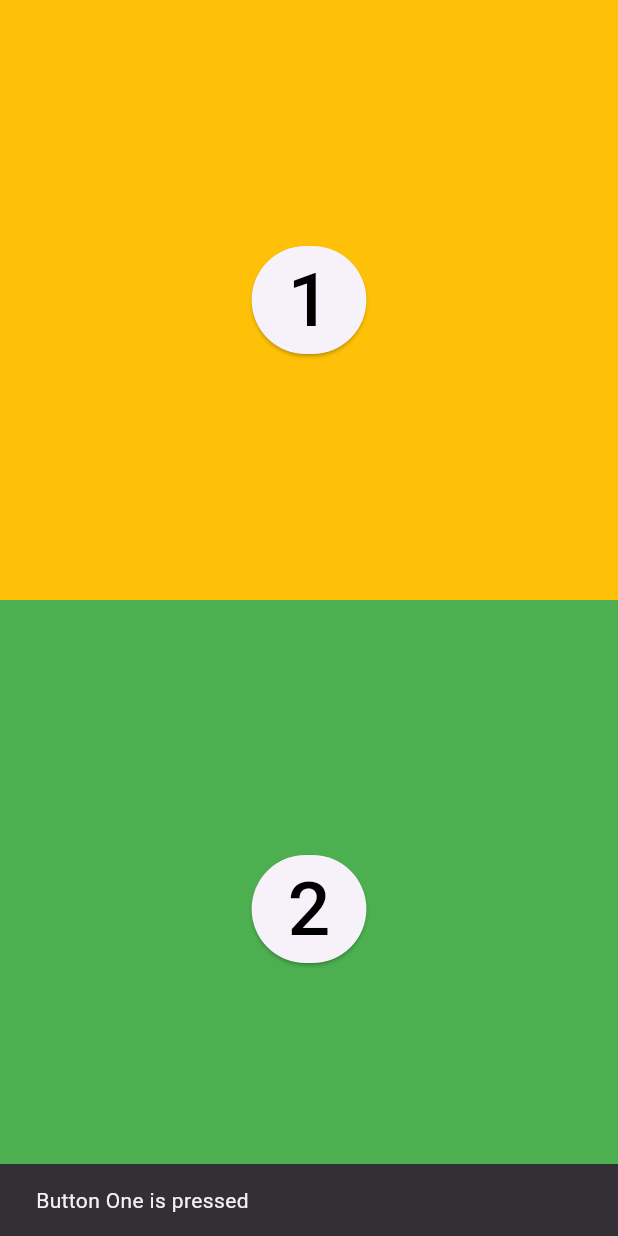
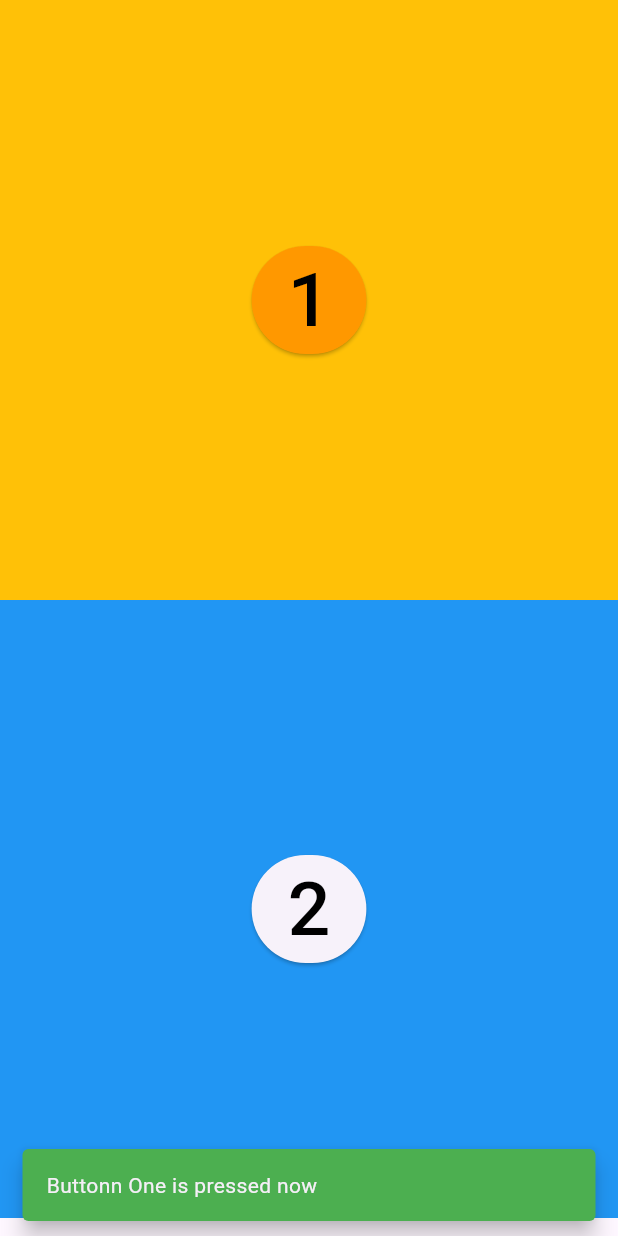
Before and after one commit to ChewanRai1/AppdevClass, a Flutter app: the screen it shows after launch, after a tap on an icon or button, on a phone screen of 412 x 824 dp. Run offline on Flutter 3.47's test engine with Material 3 defaults, Android fonts, the phone set to English and light mode, and no system bars; missing offline and left inert: dart:ffi.

Commit message:
flexible and snackbar connection

```diff
--- a/lib/Screen/flexible_expanded_screen.dart
+++ b/lib/Screen/flexible_expanded_screen.dart
@@ -1,5 +1,6 @@
 import 'package:flutter/material.dart';
 import 'package:flutter/widgets.dart';
+import 'package:flutter_application_1/common/snackbar.dart';
 
 class FlexibleExpandedScreen extends StatelessWidget {
   const FlexibleExpandedScreen({super.key});
@@ -37,13 +38,21 @@ class FlexibleExpandedScreen extends StatelessWidget {
               ),
               alignment: Alignment.center,
               child: ElevatedButton(
+                  style:
+                      ElevatedButton.styleFrom(backgroundColor: Colors.orange),
                   onPressed: () {
-                    ScaffoldMessenger.of(context).showSnackBar(
-                      const SnackBar(
-                        content: Text('Button One is pressed'),
-                        duration: Duration(seconds: 3),
-                      ),
-                    );
+                    // ScaffoldMessenger.of(context).showSnackBar(
+                    // const SnackBar(
+                    //   backgroundColor: Colors.green,
+                    //   content: Text('Button One is pressed'),
+                    //   duration: Duration(seconds: 3),
+                    //   behavior: SnackBarBehavior.floating,
+                    // ),
+                    // );
+                    showMySnackBar(
+                        message: "Buttonn One is pressed now",
+                        context: context,
+                        color: Colors.green);
                   },
                   child: const Text(
                     '1',
@@ -60,15 +69,17 @@ class FlexibleExpandedScreen extends StatelessWidget {
               width: double.infinity,
               height: 200,
               decoration: const BoxDecoration(
-                color: Colors.green,
+                color: Colors.blue,
               ),
               alignment: Alignment.center,
               child: ElevatedButton(
                   onPressed: () {
                     ScaffoldMessenger.of(context).showSnackBar(
                       const SnackBar(
+                        backgroundColor: Colors.red,
                         content: Text('Button Two is pressed'),
                         duration: Duration(seconds: 3),
+                        behavior: SnackBarBehavior.floating,
                       ),
                     );
                   },
--- /dev/null
+++ b/lib/common/snackbar.dart
@@ -0,0 +1,16 @@
+import 'package:flutter/material.dart';
+
+showMySnackBar({
+  required String message,
+  required BuildContext context,
+  Color? color,
+}) {
+  ScaffoldMessenger.of(context).showSnackBar(
+    SnackBar(
+      backgroundColor: Colors.green,
+      content: Text(message),
+      duration: Duration(seconds: 3),
+      behavior: SnackBarBehavior.floating,
+    ),
+  );
+}
```
